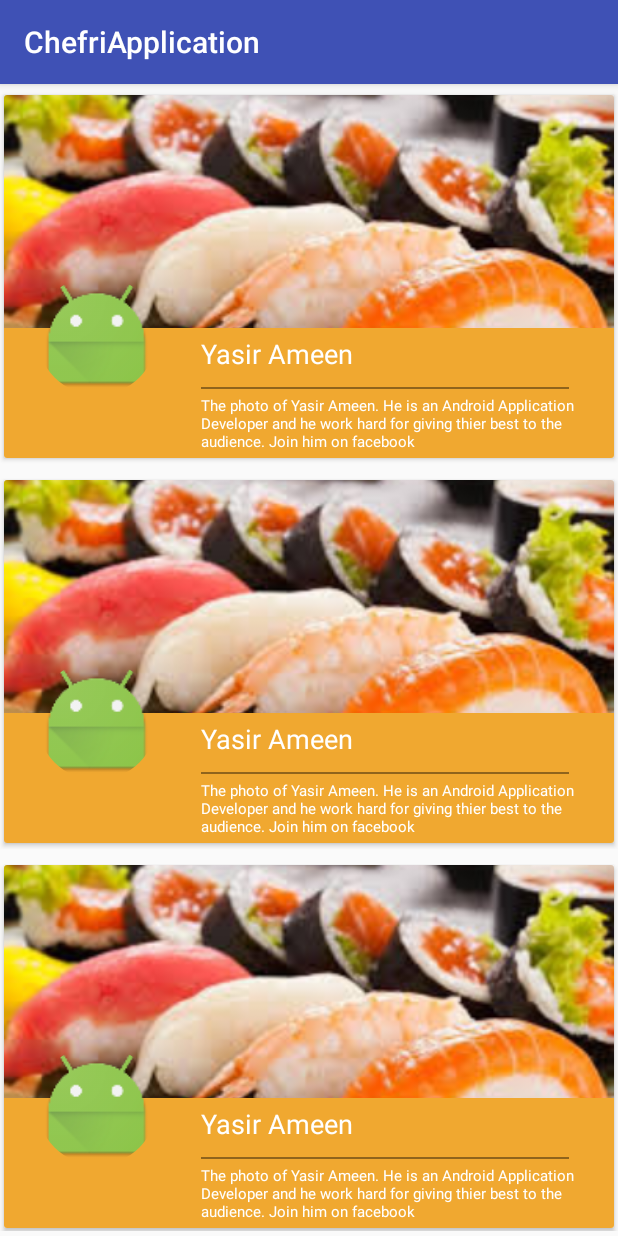
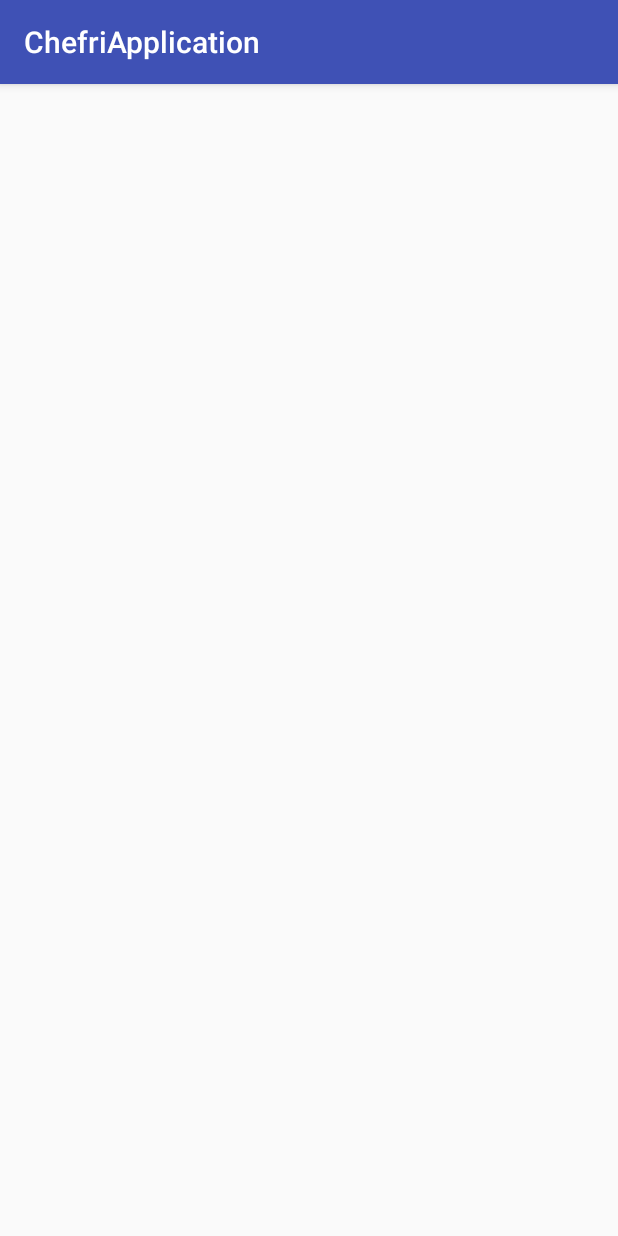
Before and after one commit to boxfox619/Chefri, an Android app: the MainActivity screen opened directly, with no data from a screen before it, on a phone screen of 412 x 824 dp. Run offline under Robolectric (Android 15) with nearby library versions, the phone set to English and light mode, and no system bars; plain views replace CircularImageView.

Commit message:
Prepare for RecyclerView

```diff
--- a/app/build.gradle
+++ b/app/build.gradle
@@ -28,6 +28,7 @@ dependencies {
     })
     compile 'com.android.support:appcompat-v7:26.0.0-alpha1'
     compile 'com.android.support:cardview-v7:26.0.0-alpha1'
+    compile 'com.android.support:recyclerview-v7:26.0.0-alpha1'
     compile 'com.android.support.constraint:constraint-layout:1.0.2'
     compile 'com.airbnb.android:lottie:2.0.0-rc2'
     compile 'com.pkmmte.view:circularimageview:1.1'
@@ -35,4 +36,5 @@ dependencies {
     compile 'com.github.ksoichiro:android-observablescrollview:1.5.0'
     compile 'com.github.rey5137:material:1.1.0'
     testCompile 'junit:junit:4.12'
+    compile 'com.googlecode.android-query:android-query:0.25.9'
 }
--- a/app/src/main/java/com/boxfox/chefriapplication/MainActivity.java
+++ b/app/src/main/java/com/boxfox/chefriapplication/MainActivity.java
@@ -3,8 +3,11 @@ package com.boxfox.chefriapplication;
 import android.content.Intent;
 import android.support.v7.app.AppCompatActivity;
 import android.os.Bundle;
+import android.widget.LinearLayout;
 
 public class MainActivity extends AppCompatActivity {
+
+    private LinearLayout cardListLayout;
 
     @Override
     protected void onCreate(Bundle savedInstanceState) {
--- a/app/src/main/res/layout/activity_main.xml
+++ b/app/src/main/res/layout/activity_main.xml
@@ -5,15 +5,9 @@
     android:layout_width="match_parent"
     android:layout_height="match_parent">
 
-    <LinearLayout
+    <android.support.v7.widget.RecyclerView
+        android:id="@+id/recycler_view"
         android:layout_width="match_parent"
-        android:layout_height="wrap_content"
-        android:orientation="vertical">
-
-        <include layout="@layout/card_item" />
-        <include layout="@layout/card_item" />
-        <include layout="@layout/card_item" />
-
-    </LinearLayout>
+        android:layout_height="wrap_content" />
 
 </RelativeLayout>
--- a/app/src/main/res/layout/card_item.xml
+++ b/app/src/main/res/layout/card_item.xml
@@ -42,9 +42,9 @@
                 android:id="@+id/line"
                 android:layout_marginTop="10dp"
                 android:layout_marginRight="30dp"
-                android:layout_alignLeft="@+id/textView"
-                android:layout_alignStart="@+id/textView"
-                android:layout_below="@+id/textView"
+                android:layout_alignLeft="@+id/tv_name"
+                android:layout_alignStart="@+id/tv_name"
+                android:layout_below="@+id/tv_name"
                 android:layout_alignParentRight="true"
                 android:layout_alignParentEnd="true" />
 
@@ -71,7 +71,7 @@
                 android:text="Yasir Ameen"
                 android:textColor="#ffffff"
                 android:textSize="18sp"
-                android:id="@+id/textView"
+                android:id="@+id/tv_name"
                 android:layout_below="@+id/bg_image"
                 android:layout_toRightOf="@+id/avatar"
                 android:layout_toEndOf="@+id/avatar"
@@ -90,7 +90,7 @@
                 android:paddingBottom="4dp"
                 android:paddingRight="15dp"
                 android:textColor="#ffffff"
-                android:id="@+id/textView2"
+                android:id="@+id/tv_info"
                 android:layout_alignLeft="@+id/line"
                 android:layout_alignStart="@+id/line"
                 android:layout_alignParentBottom="true"
```
Also changed, not shown: app/src/main/java/com/boxfox/chefriapplication/postcard/PostCardAdaptor.java (added, +40 -0 lines), app/src/main/java/com/boxfox/chefriapplication/postcard/PostCardItem.java (added, +62 -0 lines), app/src/main/java/com/boxfox/chefriapplication/postcard/PostCardViewHolder.java (added, +45 -0 lines).
